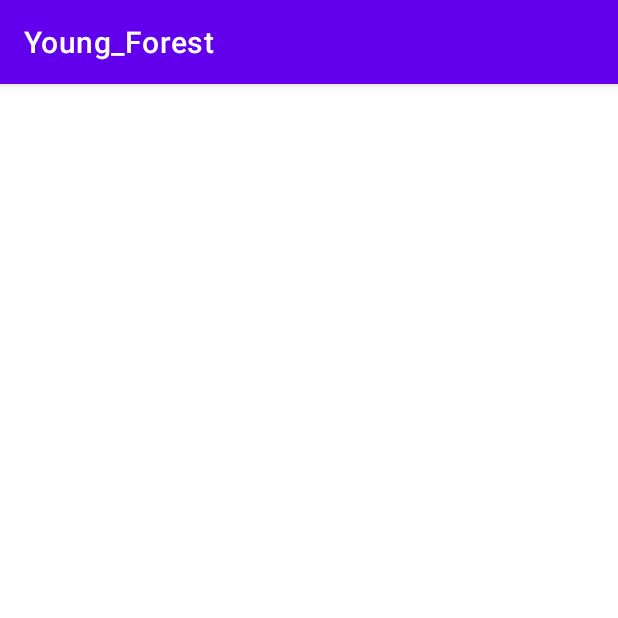
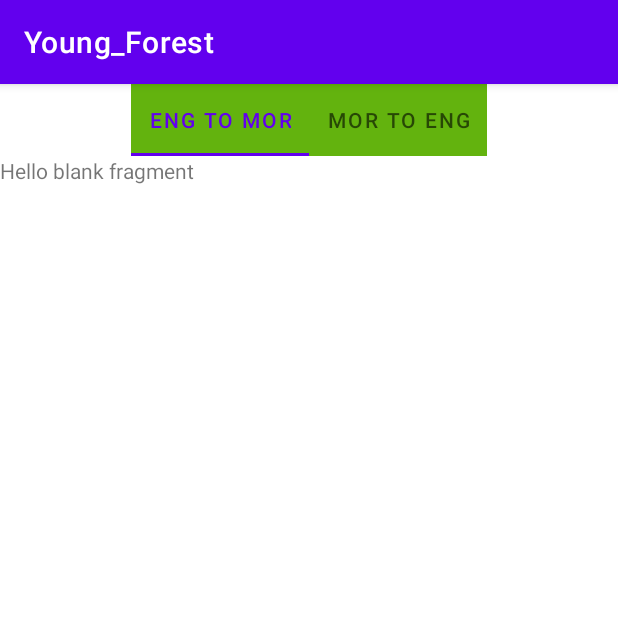
Before and after one commit to leeminghsiu/YoungForest_Google_Hackathon, an Android app: the screen it shows after launch (MainActivity), on a phone screen of 412 x 824 dp, the top half of it. Run offline under Robolectric (Android 15) with nearby library versions, the phone set to English and light mode, and no system bars.

Commit message:
tabs at mainactivity set up

```diff
--- a/app/src/main/java/com/example/young_forest/MainActivity.kt
+++ b/app/src/main/java/com/example/young_forest/MainActivity.kt
@@ -2,10 +2,43 @@ package com.example.young_forest
 
 import androidx.appcompat.app.AppCompatActivity
 import android.os.Bundle
+import android.widget.TableRow
+import androidx.viewpager.widget.ViewPager
+import com.example.young_forest.Adapter.MyAdapter
+import com.google.android.material.tabs.TabLayout
+import com.google.android.material.tabs.TabLayout.TabView
 
 class MainActivity : AppCompatActivity() {
+
+    private lateinit var tabView: TabLayout
+    private lateinit var viewPager: ViewPager
+
     override fun onCreate(savedInstanceState: Bundle?) {
         super.onCreate(savedInstanceState)
         setContentView(R.layout.activity_main)
+
+        tabView = findViewById(R.id.tabView)
+        viewPager = findViewById(R.id.viewPager)
+
+        tabView.addTab(tabView.newTab().setText("Eng To Mor"))
+        tabView.addTab(tabView.newTab().setText("Mor To Eng"))
+        tabView.tabGravity = TabLayout.GRAVITY_FILL
+
+        val adapter = MyAdapter(this, supportFragmentManager, tabView.tabCount)
+        viewPager.adapter = adapter
+
+        viewPager.addOnPageChangeListener(TabLayout.TabLayoutOnPageChangeListener(tabView))
+        tabView.addOnTabSelectedListener(object :TabLayout.OnTabSelectedListener{
+            override fun onTabSelected(tab: TabLayout.Tab?) {
+                viewPager.currentItem = tab!!.position
+            }
+
+            override fun onTabUnselected(tab: TabLayout.Tab?) {
+            }
+
+            override fun onTabReselected(tab: TabLayout.Tab?) {
+            }
+
+        })
     }
 }
```
